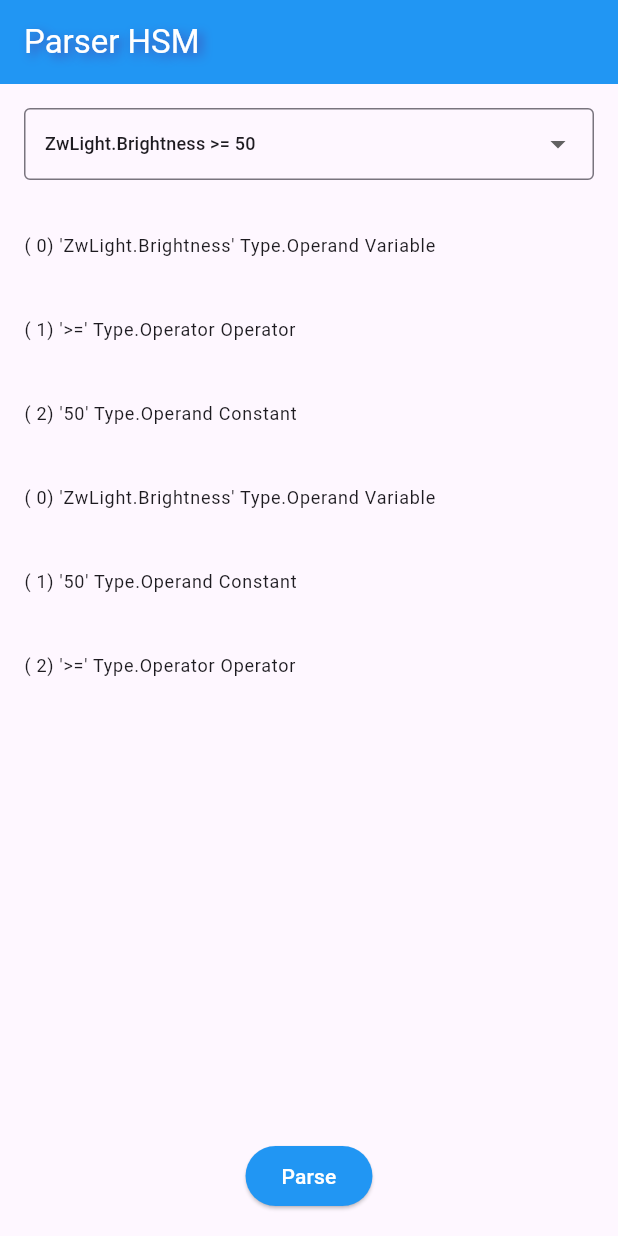
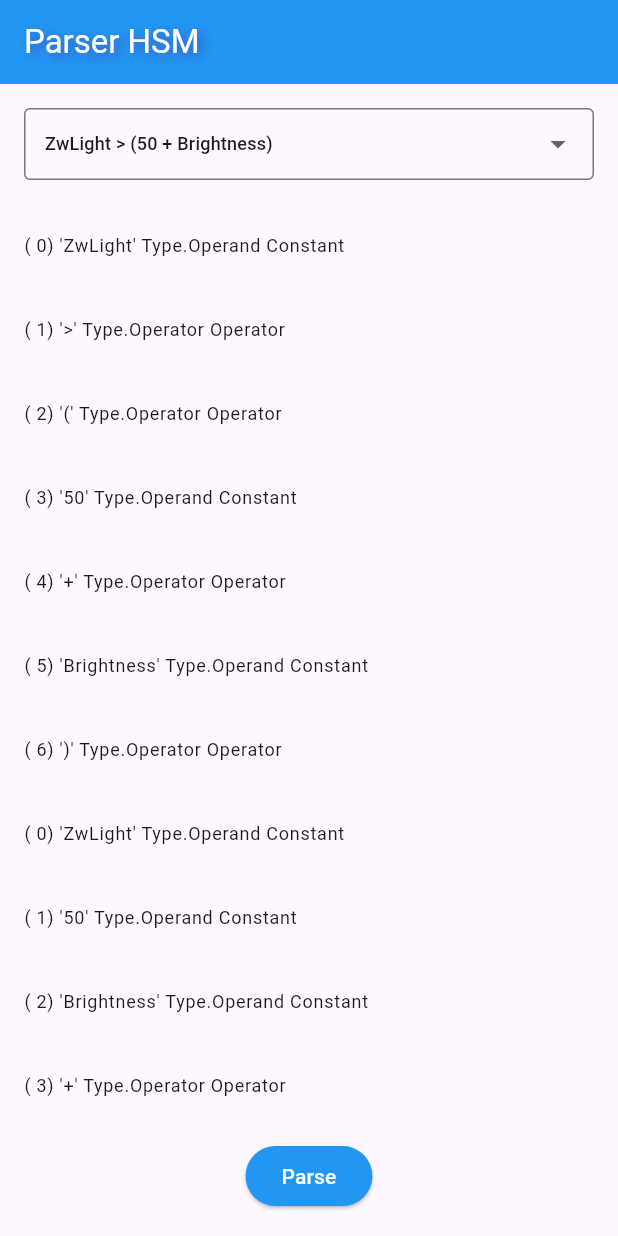
Before and after one commit to mk590901/parser-hsm, a Flutter app: the screen it shows after launch, after a tap on "Parse", on a phone screen of 412 x 824 dp. Run offline on Flutter 3.47's test engine with Material 3 defaults, Android fonts, the phone set to English and light mode, and no system bars; our stand-ins replace flutter_bloc.

```diff
--- a/lib/bloc/list_bloc.dart
+++ b/lib/bloc/list_bloc.dart
@@ -43,6 +43,7 @@ class ListBloc extends Bloc<ListEvent, ListState> {
   ParserController? parserController;
 
   static final List<String> items = [
+    "ZwLight > (50 + Brightness)",
     'ZwLight.Brightness >= 50',
     'ZwLight.Brightness>= 50',
     'ZwLight.Brightness >= (50 + BLE.Light.Brightness)',
--- a/lib/compiler_infix_postfix.dart
+++ b/lib/compiler_infix_postfix.dart
@@ -1,3 +1,4 @@
+import 'dart:collection';
 import 'tokens/tokens.dart';
 import 'operators.dart';
 import 'interfaces.dart';
@@ -13,8 +14,98 @@ class CompilerInfixPostfix {
   }
 
   Tokens compile() {
-    return _infix2postfix(getTokens()!);
+    //return _infix2postfix(getTokens()!);
+    return toPostfix(getTokens()!);
   }
+
+  Tokens toPostfix(Tokens infix) {
+    if (infix.isEmpty()) {
+      throw FormatException('Expression is empty');
+    }
+
+    Tokens input = prepare(infix);
+
+    Tokens output = Tokens();
+    Queue<IToken> operatorStack = Queue();
+    Tokens tokens = input; //infix;
+    //tokens.trace("------- Prepare -------");
+    int openParenCount = 0;
+
+    // Checking the token sequence
+    for (int i = 0; i < tokens.size(); i++) {
+      IToken token = tokens.get(i);
+
+      // Checking for invalid characters
+      if (!token.isOperand() &&
+          !token.isOperator() &&
+          token.getName() != '(' &&
+          token.getName() != ')') {
+        throw FormatException('Invalid character or token: $token');
+      }
+
+      // Checking the correctness of the sequence
+      if (i > 0) {
+        IToken prevToken = tokens.get(i - 1);
+        if (token.isOperator() && prevToken.isOperator()) {
+          throw FormatException('Two operators in a row: ${prevToken.getName()} ${token.getName()}');
+        }
+        if (token.getName() == '(' && prevToken.isOperand()) {
+          throw FormatException('Missing operator before opening parenthesis');
+        }
+        if (token.getName() == ')' && prevToken.getName() == '(') {
+          throw FormatException('Empty parentheses');
+        }
+      }
+
+      // Token processing
+      if (token.isOperand()) {
+        output.add(token);
+      } else if (token.isOperator()) {
+        while (operatorStack.isNotEmpty &&
+            operatorStack.first.getName() != '(' &&
+            _precedence(operatorStack.first) >= _precedence(token)) {
+          output.add(operatorStack.removeFirst());
+        }
+        operatorStack.addFirst(token);
+      } else if (token.getName() == '(') {
+        operatorStack.addFirst(token);
+        openParenCount++;
+      } else if (token.getName() == ')') {
+        if (openParenCount == 0) {
+          throw FormatException('Mismatched closing parenthesis');
+        }
+        while (operatorStack.isNotEmpty && operatorStack.first.getName() != '(') {
+          output.add(operatorStack.removeFirst());
+        }
+        if (operatorStack.isEmpty) {
+          throw FormatException('Mismatched closing parenthesis');
+        }
+        operatorStack.removeFirst(); // Удаляем '('
+        openParenCount--;
+      }
+    }
+
+    // Checking for unclosed parentheses
+    if (openParenCount > 0) {
+      throw FormatException('Mismatched opening parenthesis');
+    }
+
+    // Checking for operator at the end
+    if (tokens.isNotEmpty() && tokens.last().isOperator()) {
+      throw FormatException('Expression ends with an operator "${tokens.last().getName()}"');
+    }
+    // We take out the remaining operators
+    while (operatorStack.isNotEmpty) {
+      IToken op = operatorStack.removeFirst();
+      if (op.getName() == '(' || op.getName() == ')') {
+        throw FormatException('Mismatched parenthesis');
+      }
+      output.add(op);
+    }
+    return output;
+  }
+
+
 
   Tokens _infix2postfix(Tokens infix) {
     _postfix = Tokens();
@@ -74,4 +165,17 @@ class CompilerInfixPostfix {
   void setOperators(Operators operators) {
     _operators = operators;
   }
+
+  Tokens prepare(Tokens infix) {
+    Tokens result = Tokens();
+    for (int i = 0; i < infix.size(); i++) {
+      IToken token = infix.get(i);
+      if (token.getName() == "(" || token.getName() == ")") {
+        token.setType(Type.Unknown);
+      }
+      result.add(token);
+    }
+    return result;
+  }
+
 }
--- a/lib/operators.dart
+++ b/lib/operators.dart
@@ -40,25 +40,69 @@ class Operators {
   }
 
   void createContainer() {
-    addUnaryOperation(")",    1, null);
-    addUnaryOperation("(",    1, null);
-    addBinaryOperation("==",  4, opEq());
-    addBinaryOperation("!=",  4, opNe());
-    addBinaryOperation("<>",  4, opNe());
-    addBinaryOperation("&&",  3, opAnd());
 
-    addBinaryOperation("*",   3, opMul());
-    addBinaryOperation("/",   3, opDiv());
 
-    addBinaryOperation("<",   4, opLt());
-    addBinaryOperation(">",   4, opGt());
-    addBinaryOperation(">=",  4, opGe());
-    addBinaryOperation("<=",  4, opLe());
+    addUnaryOperation(")",    0, null);
+    addUnaryOperation("(",    0, null);
+    addBinaryOperation("==",  1, opEq());
+    addBinaryOperation("!=",  1, opNe());
+    addBinaryOperation("<>",  1, opNe());
+    addBinaryOperation("&&",  1, opAnd());
+    addBinaryOperation("||",  1, opOr());
 
-    addBinaryOperation("+",   4, opPlus());
-    addBinaryOperation("-",   4, opMinus());
+    addBinaryOperation("*",   4, opMul());
+    addBinaryOperation("/",   4, opDiv());
 
-    addBinaryOperation("||",  2, opOr());
+    addBinaryOperation("<",   2, opLt());
+    addBinaryOperation(">",   2, opGt());
+    addBinaryOperation(">=",  2, opGe());
+    addBinaryOperation("<=",  2, opLe());
+
+    addBinaryOperation("+",   3, opPlus());
+    addBinaryOperation("-",   3, opMinus());
+
+
+    // addUnaryOperation(")",    -2, null);
+    // addUnaryOperation("(",    -2, null);
+    // addBinaryOperation("==",  -1, opEq());
+    // addBinaryOperation("!=",  -1, opNe());
+    // addBinaryOperation("<>",  -1, opNe());
+    // addBinaryOperation("&&",  -1, opAnd());
+    //
+    // addBinaryOperation("*",   2, opMul());
+    // addBinaryOperation("/",   2, opDiv());
+    //
+    // addBinaryOperation("<",   0, opLt());
+    // addBinaryOperation(">",   0, opGt());
+    // addBinaryOperation(">=",  0, opGe());
+    // addBinaryOperation("<=",  0, opLe());
+    //
+    // addBinaryOperation("+",   1, opPlus());
+    // addBinaryOperation("-",   1, opMinus());
+    //
+    // addBinaryOperation("||",  -1, opOr());
+
+
+
+    // addUnaryOperation(")",    1, null);
+    // addUnaryOperation("(",    1, null);
+    // addBinaryOperation("==",  4, opEq());
+    // addBinaryOperation("!=",  4, opNe());
+    // addBinaryOperation("<>",  4, opNe());
+    // addBinaryOperation("&&",  3, opAnd());
+    //
+    // addBinaryOperation("*",   3, opMul());
+    // addBinaryOperation("/",   3, opDiv());
+    //
+    // addBinaryOperation("<",   4, opLt());
+    // addBinaryOperation(">",   4, opGt());
+    // addBinaryOperation(">=",  4, opGe());
+    // addBinaryOperation("<=",  4, opLe());
+    //
+    // addBinaryOperation("+",   4, opPlus());
+    // addBinaryOperation("-",   4, opMinus());
+    //
+    // addBinaryOperation("||",  2, opOr());
   }
 
   void addBinaryOperation(String operationName, int precedence, IOperation? operation) {
--- a/lib/tokens/token_operator.dart
+++ b/lib/tokens/token_operator.dart
@@ -17,7 +17,7 @@ class TokenOperator extends Token {
 
   @override
   bool isOperator() {
-    return true;
+    return type == Type.Operator;//true;
   }
 
   @override
--- a/lib/tokens/tokens.dart
+++ b/lib/tokens/tokens.dart
@@ -9,8 +9,20 @@ class Tokens {
 
   ParserController? controller;
 
+  bool isEmpty() {
+    return container.isEmpty;
+  }
+
+  bool isNotEmpty() {
+    return !isEmpty();
+  }
+
   Tokens() {
     container.clear();
+  }
+
+  IToken last() {
+    return container[size()-1];
   }
 
   void add(IToken token) {
```
